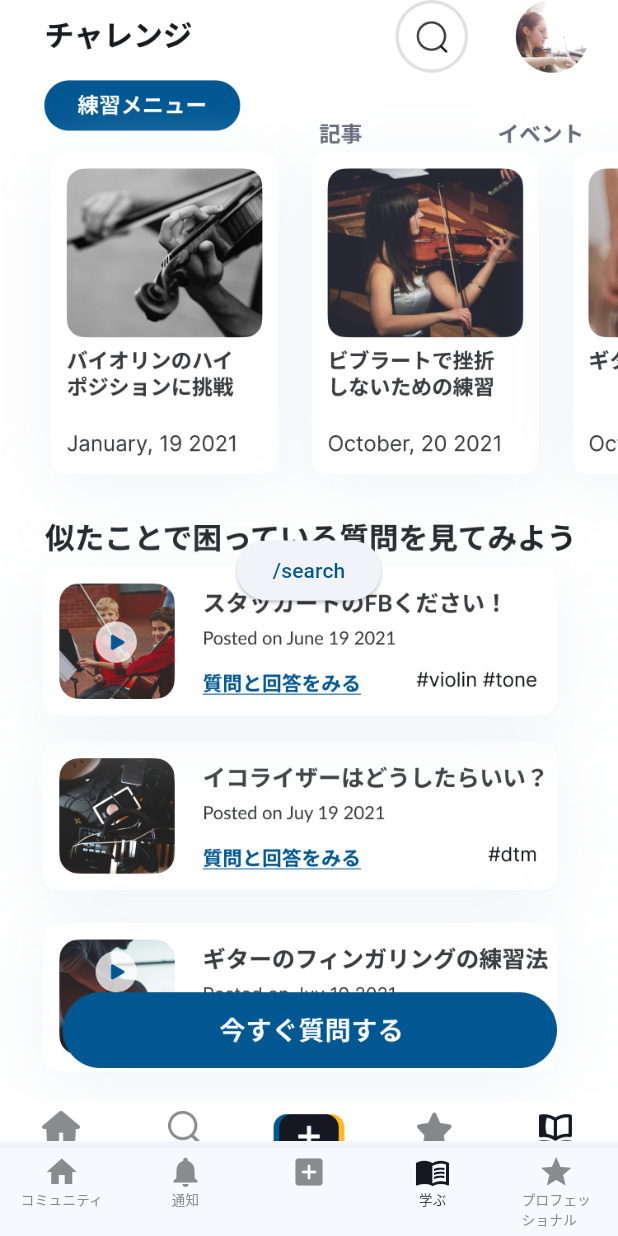
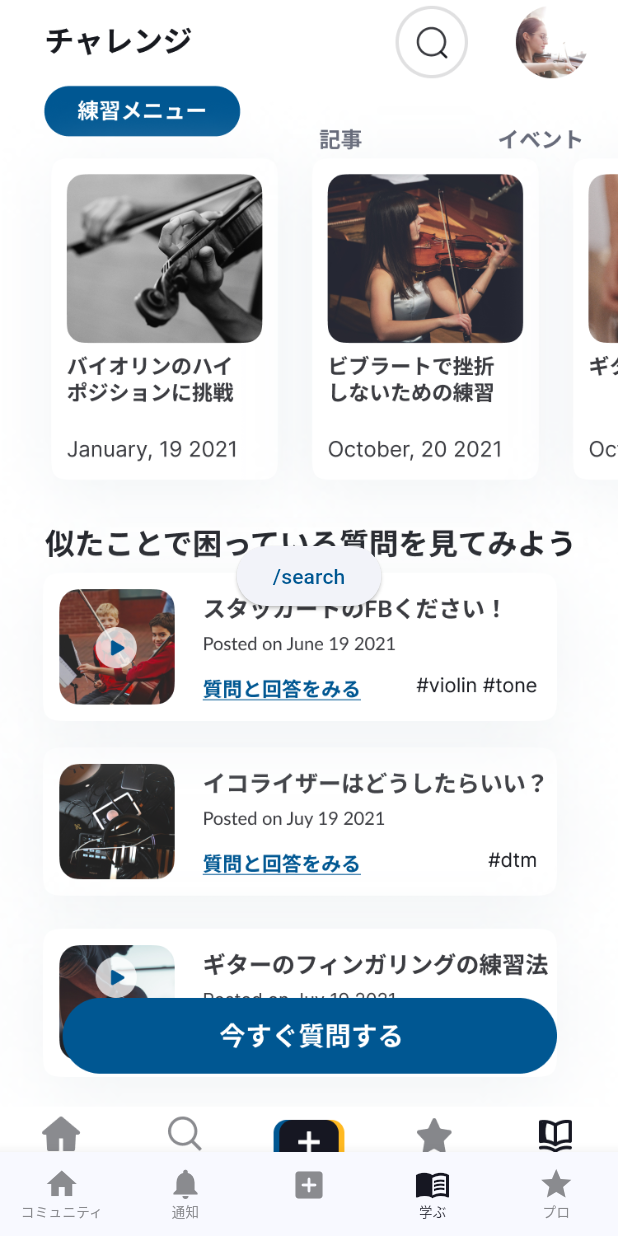
Before and after one commit to Mayumi-Nakabayashi/withTone, a Flutter app: the HomePage screen opened by its route, on a phone screen of 412 x 824 dp. Run offline on Flutter 3.47's test engine with Material 2 defaults, Android fonts, the phone set to English and light mode, and no system bars.

Commit message:
Revert "chore: adjust icon and label"
This reverts commit 0451853dccae80a35c5584d3c4dca2f94bf9a84d.

```diff
--- a/lib/views/pages/hoge_page.dart
+++ b/lib/views/pages/hoge_page.dart
@@ -3,7 +3,7 @@ import 'package:withtone/views/components/kamishibai.dart';
 
 enum TabItems {
   community(
-    title: 'コミュニティ\n',
+    title: 'コミュニティ',
     icon: Icons.home,
     page: Kamishibai(
       assetPath: 'assets/page_images/learning community home.png',
@@ -12,7 +12,7 @@ enum TabItems {
   ),
 
   notifications(
-    title: '通知\n',
+    title: '通知',
     icon: Icons.notifications,
     page: Kamishibai(
       assetPath: 'assets/page_images/notifications.png',
@@ -21,7 +21,7 @@ enum TabItems {
   ),
 
   upload(
-    title: '\n',
+    title: '',
     icon: Icons.add_box_rounded,
     page: Kamishibai(
       assetPath: 'assets/page_images/upload_fb.jpg',
@@ -30,7 +30,7 @@ enum TabItems {
   ),
 
   content(
-    title: '学ぶ\n',
+    title: '学ぶ',
     icon: Icons.menu_book,
     page: Kamishibai(
       assetPath: 'assets/page_images/content.png',
@@ -39,7 +39,7 @@ enum TabItems {
   ),
 
   professional(
-    title: 'プロフェッ\nショナル',
+    title: 'プロ',
     icon: Icons.star,
     page: Kamishibai(
       assetPath: 'assets/page_images/professional.png',
@@ -76,9 +76,7 @@ class HomePageState extends State<HomePage> {
       body: Center(
         child: _currentTab.page,
       ),
-      bottomNavigationBar: Padding(
-        padding: const EdgeInsets.only(top: 4.5),
-        child: BottomNavigationBar(
+      bottomNavigationBar: BottomNavigationBar(
         type: BottomNavigationBarType.fixed,
         currentIndex: _currentTab.index,
         selectedItemColor: const Color(0xff161722),
@@ -97,7 +95,6 @@ class HomePageState extends State<HomePage> {
           onSelect(TabItems.values[index]);
         },
       ),
-      ),
     );
   }
 
```
Lines whose indentation alone changed are shown as unchanged.
